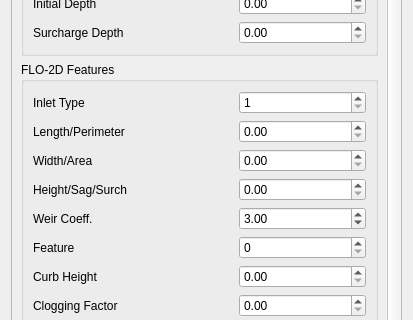
The window that flo2d/ui/inlet_attributes.ui (FLO-2DSoftware/qgis-flo-2d-plugin) describes before a commit, drawn with Qt 5; both pictures show x 0 to 413 and y 226 to 546 of the 413 by 648 pixel window.
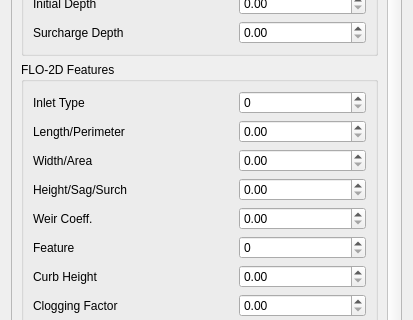
The same window after the commit. Icons and pictures are not drawn.

Commit message: Inlet type minimum value on dialog set to 0  weir coefficient limits removed on the dialog  inlet type = 0 when importing from INP

Patch:
```diff
--- a/flo2d/ui/inlet_attributes.ui
+++ b/flo2d/ui/inlet_attributes.ui
@@ -328,13 +328,16 @@
             <item row="5" column="1">
              <widget class="QDoubleSpinBox" name="swmm_coeff">
               <property name="minimum">
-               <double>2.500000000000000</double>
+               <double>0.000000000000000</double>
               </property>
               <property name="maximum">
-               <double>3.500000000000000</double>
+               <double>99999.000000000000000</double>
+              </property>
+              <property name="singleStep">
+               <double>0.100000000000000</double>
               </property>
               <property name="value">
-               <double>3.000000000000000</double>
+               <double>0.000000000000000</double>
               </property>
              </widget>
             </item>
@@ -404,11 +407,14 @@
             <item row="0" column="1" rowspan="2">
              <widget class="QSpinBox" name="intype">
               <property name="minimum">
-               <number>1</number>
+               <number>0</number>
               </property>
               <property name="maximum">
                <number>5</number>
               </property>
+              <property name="value">
+               <number>0</number>
+              </property>
              </widget>
             </item>
             <item row="3" column="0">
```
The commit also changes 1 other file.
